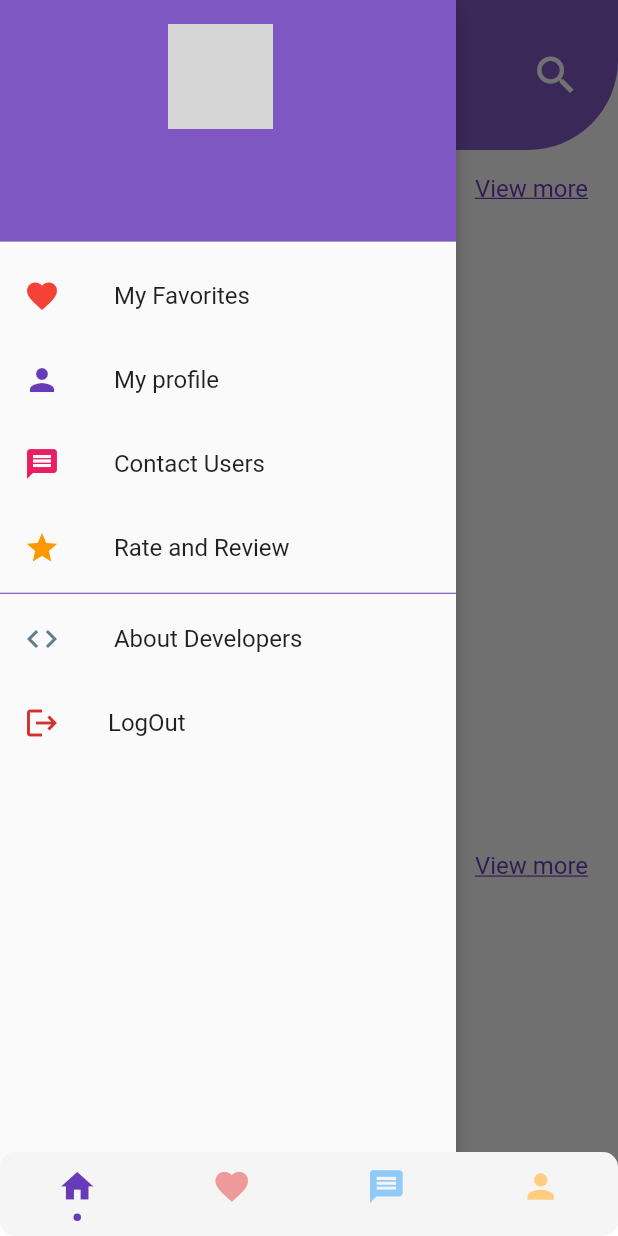
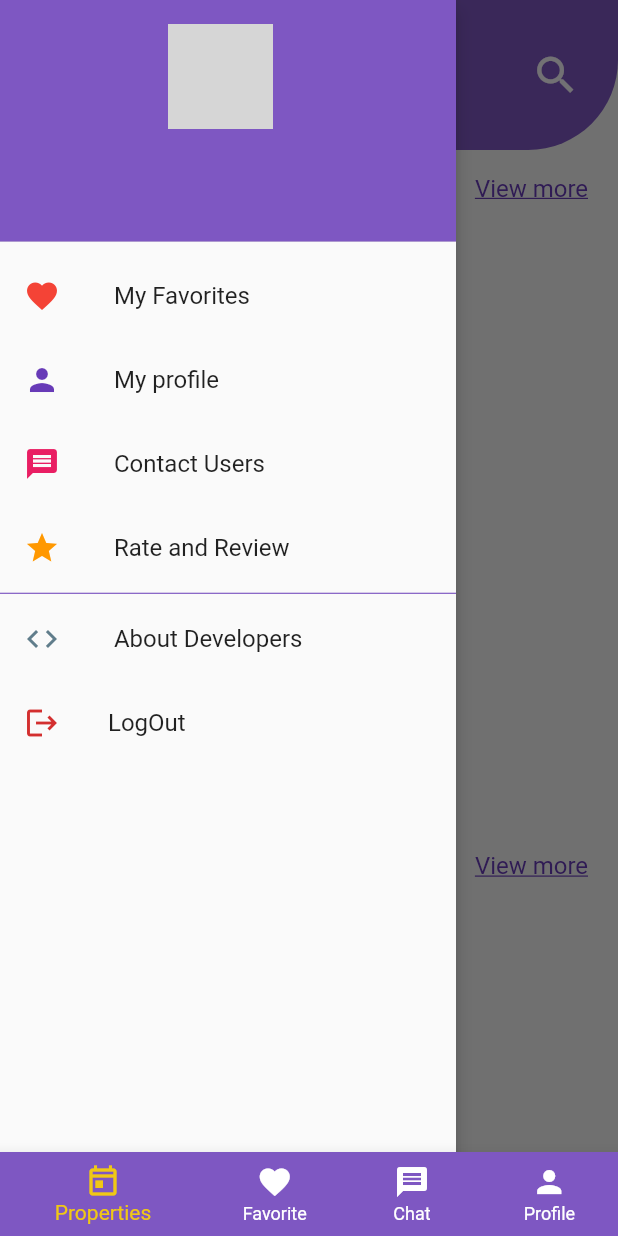
Before and after one commit to Bethelhem6/final-year-project, a Flutter app: the MainPage screen opened directly, with the side drawer open, on a phone screen of 412 x 824 dp. Run offline on Flutter 3.47's test engine with Material 2 defaults, Android fonts, the phone set to English and light mode, and no system bars; drawn by our look-alikes of persistent_bottom_nav_bar; our stand-ins replace animate_do, cached_network_image, cloud_firestore, dots_indicator, emoji_picker_flutter, firebase_auth and 8 more; missing offline and left inert: flutter_notification_channel; accounts and stored records are empty; network calls fail; grey boxes are pictures that could not be loaded.

```diff
--- a/lib/main.dart
+++ b/lib/main.dart
@@ -51,7 +51,7 @@ class MyApp extends StatelessWidget {
           //   backgroundColor: Colors.white,
           // )
         ),
-        home: HomePage());
+        home: AuthStateScreen());
   }
 }
 
--- a/lib/screens/authenthication/auth_screen.dart
+++ b/lib/screens/authenthication/auth_screen.dart
@@ -15,7 +15,7 @@ class AuthStateScreen extends StatelessWidget {
           return const Center(child: CircularProgressIndicator());
         } else if (snapshot.connectionState == ConnectionState.active) {
           if (snapshot.hasData) {
-            return   HomePage();
+            return   MainPage();
           } else {
             return const LoginPage();
           }
--- a/lib/screens/authenthication/login.dart
+++ b/lib/screens/authenthication/login.dart
@@ -272,7 +272,7 @@ class _LoginPageState extends State<LoginPage> {
         Navigator.pop(context);
         Navigator.push(
           context,
-          MaterialPageRoute(builder: (context) =>  HomePage()),
+          MaterialPageRoute(builder: (context) =>  MainPage()),
         );
         print("logged in");
       } catch (e) {
--- a/lib/screens/authenthication/signup.dart
+++ b/lib/screens/authenthication/signup.dart
@@ -329,7 +329,7 @@ class _RegisterPageState extends State<RegisterPage> {
           await Helperfunctions.saveUserNameSF(name);
           // await Helperfunctions.saveUserNameSF(phonenumber);
           // await Helperfunctions.saveUserNameSF(image);
-          nextScreenReplace(context, HomePage());
+          nextScreenReplace(context, MainPage());
         } else {
           showSnackbar(context, Colors.red, value);
           setState(() {
--- a/lib/screens/home/home.dart
+++ b/lib/screens/home/home.dart
@@ -1,3 +1,3 @@
 export '../home/home_page.dart';
 export '../home//detail_page.dart';
-export '../home//mainpage.dart';
+export '../home/mian_page.dart';
--- a/lib/screens/home/mainpage.dart
+++ /dev/null
@@ -1,90 +0,0 @@
-import 'package:final_project/fav/favourite.dart';
-import 'package:final_project/screens/screens.dart';
-import 'package:flutter/material.dart';
-import 'package:persistent_bottom_nav_bar/persistent_tab_view.dart';
-
-class MainPage extends StatefulWidget {
-  const MainPage({Key? key}) : super(key: key);
-
-  @override
-  State<MainPage> createState() => _MainPageState();
-}
-
-class _MainPageState extends State<MainPage> {
-  List<Widget> _screens() {
-    return [
-      HomePage(),
-      const Favourite(),
-      const UserList(),
-      const user_profile(),
-    ];
-  }
-
-  // ignore: non_constant_identifier_names
-  List<PersistentBottomNavBarItem> NavBarItems() {
-    return [
-      PersistentBottomNavBarItem(
-          icon: const Icon(Icons.home),
-          title: 'Home',
-          activeColorPrimary: Colors.deepPurple,
-          inactiveColorPrimary: Colors.deepPurple[200]),
-      PersistentBottomNavBarItem(
-          icon: const Icon(
-            Icons.favorite,
-          ),
-          title: 'Favorite',
-          activeColorPrimary: Colors.red,
-          inactiveColorPrimary: Colors.red[200]),
-      PersistentBottomNavBarItem(
-          icon: const Icon(
-            Icons.message,
-          ),
-          title: 'Message',
-          activeColorPrimary: Colors.blue,
-          inactiveColorPrimary: Colors.blue[200]),
-      PersistentBottomNavBarItem(
-          icon: const Icon(Icons.person),
-          title: 'User',
-          activeColorPrimary: Colors.orange,
-          inactiveColorPrimary: Colors.orange[200]),
-    ];
-  }
-
-  @override
-  Widget build(BuildContext context) {
-    return Scaffold(
-      backgroundColor: Colors.green.shade50,
-      body: PersistentTabView(
-        backgroundColor: Colors.grey.shade100,
-        context,
-        items: NavBarItems(),
-        screens: _screens(),
-        confineInSafeArea: true,
-        handleAndroidBackButtonPress: true, // Default is true.
-        resizeToAvoidBottomInset:
-            true, // This needs to be true if you want to move up the screen when keyboard appears. Default is true.
-        stateManagement: true, // Default is true.
-        hideNavigationBarWhenKeyboardShows:
-            true, // Recommended to set 'resizeToAvoidBottomInset' as true while using this argument. Default is true.
-        decoration: NavBarDecoration(
-          borderRadius: BorderRadius.circular(10.0),
-          colorBehindNavBar: Colors.white,
-        ),
-        popAllScreensOnTapOfSelectedTab: true,
-        popActionScreens: PopActionScreensType.all,
-        itemAnimationProperties: const ItemAnimationProperties(
-          // Navigation Bar's items animation properties.
-          duration: Duration(milliseconds: 200),
-          curve: Curves.ease,
-        ),
-        screenTransitionAnimation: const ScreenTransitionAnimation(
-          // Screen transition animation on change of selected tab.
-          animateTabTransition: true,
-          curve: Curves.ease,
-          duration: Duration(milliseconds: 200),
-        ),
-        navBarStyle: NavBarStyle.style13,
-      ),
-    );
-  }
-}
--- /dev/null
+++ b/lib/screens/home/mian_page.dart
@@ -0,0 +1,91 @@
+import 'package:final_project/utils/colors.dart';
+import 'package:flutter/material.dart';
+
+import '../../fav/favourite.dart';
+import '../chat/user_list_screen.dart';
+import '../user_profile/user_profile.dart';
+import 'home_page.dart';
+// import 'package:flutter/bottom_navigation_bar.dart';
+
+class MainPage extends StatefulWidget {
+  const MainPage({super.key});
+
+  @override
+  State<MainPage> createState() => _MainPageState();
+}
+
+class _MainPageState extends State<MainPage> {
+  int currentIndex = 0;
+  final screens = [
+    HomePage(),
+    Favourite(),
+    UserList(),
+    user_profile(),
+  ];
+  Future<bool> _onWillPop() async {
+    return (await showDialog(
+          context: context,
+          builder: (context) => AlertDialog(
+            title: const Text('Are you sure?'),
+            content: const Text('Do you want to Exit?'),
+            actions: <Widget>[
+              TextButton(
+                onPressed: () => Navigator.of(context).pop(false),
+                child: const Text('No'),
+              ),
+              TextButton(
+                onPressed: () => Navigator.of(context).pop(true),
+                child: const Text('Yes'),
+              ),
+            ],
+          ),
+        )) ??
+        false;
+  }
+
+  @override
+  Widget build(BuildContext context) {
+    return WillPopScope(
+      onWillPop: _onWillPop,
+      child: Scaffold(
+        body: IndexedStack(
+          index: currentIndex,
+          children: screens,
+        ),
+        bottomNavigationBar: BottomNavigationBar(
+          backgroundColor: appbarColor,
+          showSelectedLabels: true,
+          showUnselectedLabels: true,
+          currentIndex: currentIndex,
+          unselectedItemColor: Colors.white,
+          selectedItemColor: Color.fromARGB(255, 240, 200, 21),
+          onTap: (index) => setState(() {
+            currentIndex = index;
+          }),
+          items: [
+            BottomNavigationBarItem(
+              icon: Icon(Icons.today_outlined),
+              label: 'Properties',
+              backgroundColor: appbarColor,
+            ),
+            BottomNavigationBarItem(
+              icon: Icon(Icons.favorite),
+              label: 'Favorite',
+              backgroundColor: appbarColor,
+            ),
+            BottomNavigationBarItem(
+              icon: Icon(Icons.message),
+              label: 'Chat',
+              backgroundColor: appbarColor,
+            ),
+            BottomNavigationBarItem(
+              icon: Icon(Icons.person),
+              label: 'Profile',
+              backgroundColor: appbarColor,
+            ),
+          ],
+        ),
+      ),
+    );
+  }
+}
--- a/lib/screens/user_profile/user_profile.dart
+++ b/lib/screens/user_profile/user_profile.dart
@@ -269,9 +269,7 @@ class _user_profileState extends State<user_profile> {
 
                       Navigator.pop(context);
 
-                      Navigator.pop(context);
-
-                      Navigator.pushReplacement(context,
+                      Navigator.push(context,
                           MaterialPageRoute(builder: (context) => LoginPage()));
                     },
                     leading: const Icon(
```
